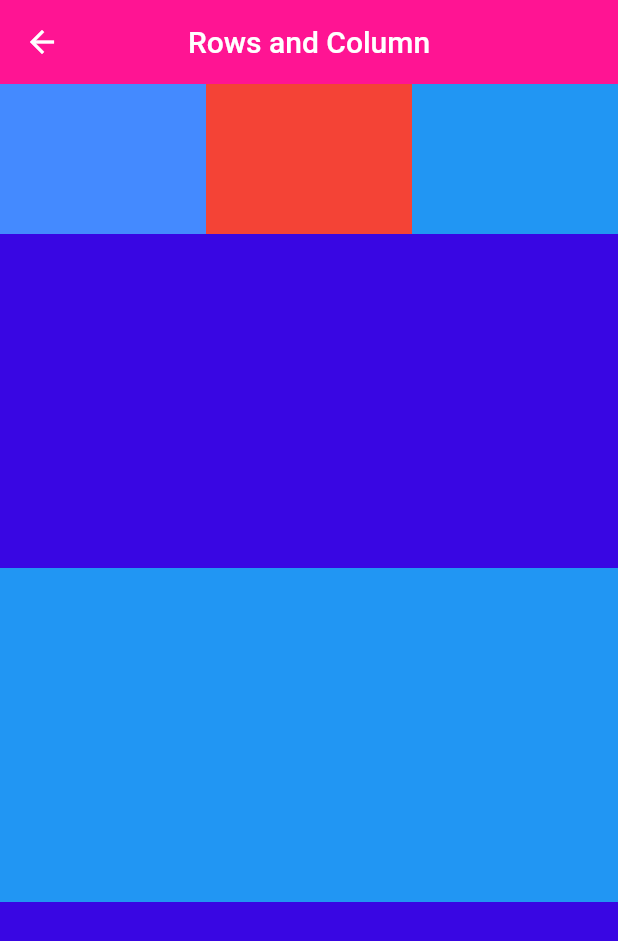
After one commit to manisha54/FlutterApp, a Flutter app: the screen it shows after launch, after a tap on "Class work", on a phone screen of 412 x 824 dp. The commit adds this screen. Shown: the top 941 px of the screen. Run offline on Flutter 3.47's test engine with Material 2 defaults, Android fonts, the phone set to English and light mode, and no system bars.

Commit message:
Flexible and media query done in classes

```diff
--- a/flutter_app/lib/app.dart
+++ b/flutter_app/lib/app.dart
@@ -1,12 +1,14 @@
 import 'package:flutter/material.dart';
 import 'package:flutter_app/view/area_circle.dart';
 import 'package:flutter_app/view/arithmetic_view.dart';
+import 'package:flutter_app/view/class_exercise.dart';
 import 'package:flutter_app/view/column_view.dart';
 import 'package:flutter_app/view/container_screen.dart';
 import 'package:flutter_app/view/dashboard.dart';
 import 'package:flutter_app/view/display_name_view.dart';
 import 'package:flutter_app/view/edit_student_detail.dart';
 import 'package:flutter_app/view/load_image.dart';
+import 'package:flutter_app/view/media_query_view.dart';
 import 'package:flutter_app/view/output_view.dart';
 import 'package:flutter_app/view/rich_text_view.dart';
 import 'package:flutter_app/view/simple_interest.dart';
@@ -40,6 +42,8 @@ class App extends StatelessWidget {
         '/studentdetailview' : (context) => const StudentDetailView(),
         '/editstudentdetailview' : (context) => const EditStudentDetailview(),
         '/studentdetail' : (context) => const StudentsInfo(),
+         '/mediaquery' : (context) => const MediaQueryView(),
+         '/classexercise' : (context) => const ClassExercise(),
 
       },
 
--- a/flutter_app/lib/view/arithmetic_view.dart
+++ b/flutter_app/lib/view/arithmetic_view.dart
@@ -1,5 +1,7 @@
 import 'package:flutter/material.dart';
 import 'package:flutter_app/model/arithmetic.dart';
+
+import '../common/show_my_message.dart';
 
 //for radiobutton
 enum Arithmeticc{add,sub}
@@ -170,6 +172,7 @@ class _ArithmeticViewState extends State<ArithmeticView> {
                     child: ElevatedButton(
                       onPressed: () {
                         sub();
+                        showMysnackBar(context, '1.message', color: Colors.black);
 
                       },
                       child: const Text('Sub'),
--- /dev/null
+++ b/flutter_app/lib/view/class_exercise.dart
@@ -0,0 +1,81 @@
+import 'package:flutter/material.dart';
+
+
+class ClassExercise extends StatefulWidget {
+  const ClassExercise({super.key});
+
+  @override
+  State<ClassExercise> createState() => _ClassExerciseState();
+}
+
+class _ClassExerciseState extends State<ClassExercise> {
+  @override
+  Widget build(BuildContext context) {
+    return  Scaffold(
+      appBar: AppBar(
+        title: const Text("Rows and Column"),
+        centerTitle: true,
+        elevation: 0,
+        backgroundColor:  const Color(0xFFFF1493),
+      ),
+
+      body: Column(
+        children:  [
+          Row(
+            children:  [
+            Flexible(
+              child: Container(
+                height: 100,
+                color: Colors.blueAccent,
+              ),
+            ),
+             Flexible(
+              child: Container(
+                height: 100,
+                color: Colors.red,
+
+              ),
+            ),Flexible(
+              child: Container(
+                height: 100,
+                color: Colors.blue,
+
+
+              ),
+            ),
+            ],
+          ),
+          Flexible(
+            fit: FlexFit.tight,
+              child: Container(
+                height: 200,
+                color:  const Color(0xFF3906E3),
+
+
+
+              ),
+            ),
+            Flexible(
+              fit: FlexFit.tight,
+              child: Container(
+                height: 200,
+                color: Colors.blue,
+
+              ),
+            ),
+            Flexible(
+              fit: FlexFit.tight,
+              child: Container(
+                height: 200,
+                color:  const Color(0xFF3906E3),
+
+              ),
+            ),
+        ],
+
+
+      )
+
+    );
+  }
+}
--- a/flutter_app/lib/view/dashboard.dart
+++ b/flutter_app/lib/view/dashboard.dart
@@ -90,6 +90,18 @@ class DashboardView extends StatelessWidget {
               },
               child: const Text('Edit Student detail'),
             ),
+            ElevatedButton(
+              onPressed: () {
+               Navigator.pushNamed(context, '/mediaquery' );
+              },
+              child: const Text('Media Query'),
+            ),
+             ElevatedButton(
+              onPressed: () {
+               Navigator.pushNamed(context, '/classexercise' );
+              },
+              child: const Text('Class work'),
+            ),
           ],
         ),
       ),
```
Also changed, not shown: flutter_app/lib/common/show_my_message.dart (added, +15 -0 lines), flutter_app/lib/view/media_query_view.dart (added, +62 -0 lines).
